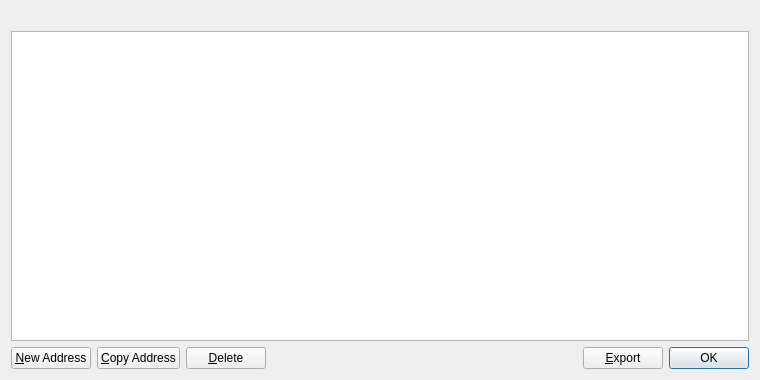
This is src/qt/forms/addressbookpage.ui in raffermeko/bitcoin as Qt 5 draws it before an edit. The edited form follows.
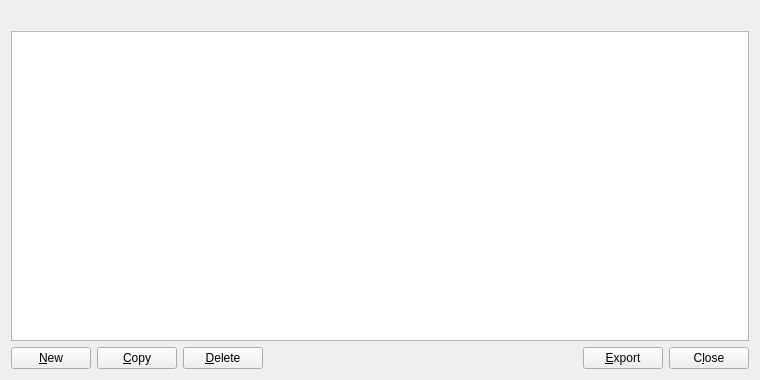
This is the edited form. Icons and pictures are not drawn.

The edit to the form file:
```diff
--- a/src/qt/forms/addressbookpage.ui
+++ b/src/qt/forms/addressbookpage.ui
@@ -60,7 +60,7 @@
         <string>Create a new address</string>
        </property>
        <property name="text">
-        <string>&amp;New Address</string>
+        <string>&amp;New</string>
        </property>
        <property name="icon">
         <iconset resource="../bitcoin.qrc">
@@ -74,7 +74,7 @@
         <string>Copy the currently selected address to the system clipboard</string>
        </property>
        <property name="text">
-        <string>&amp;Copy Address</string>
+        <string>&amp;Copy</string>
        </property>
        <property name="icon">
         <iconset resource="../bitcoin.qrc">
@@ -124,15 +124,9 @@
       </widget>
      </item>
      <item>
-      <widget class="QDialogButtonBox" name="buttonBox">
-       <property name="sizePolicy">
-        <sizepolicy hsizetype="Maximum" vsizetype="Fixed">
-         <horstretch>0</horstretch>
-         <verstretch>0</verstretch>
-        </sizepolicy>
-       </property>
-       <property name="standardButtons">
-        <set>QDialogButtonBox::Ok</set>
+      <widget class="QPushButton" name="closeButton">
+       <property name="text">
+        <string>C&amp;lose</string>
        </property>
       </widget>
      </item>
```
Left out of the diff: 2 changed lines with no effect on the pictures.
